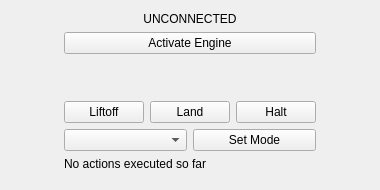
The window that src/ui/UASControl.ui (mavlink/qgroundcontrol) describes before a commit, drawn with Qt 5.
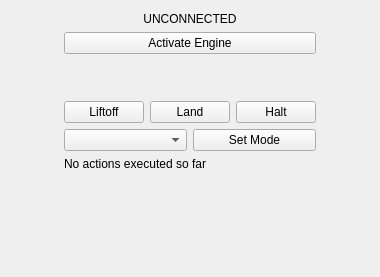
The same window after the commit. Icons and pictures are not drawn.

Diff of the .ui file:
```diff
--- a/src/ui/UASControl.ui
+++ b/src/ui/UASControl.ui
@@ -13,7 +13,7 @@
   <property name="windowTitle">
    <string>Form</string>
   </property>
-  <layout class="QGridLayout" name="gridLayout">
+  <layout class="QGridLayout" name="gridLayout" rowminimumheight="0,0,0,0,0,0,100">
    <property name="leftMargin">
     <number>6</number>
    </property>
```
